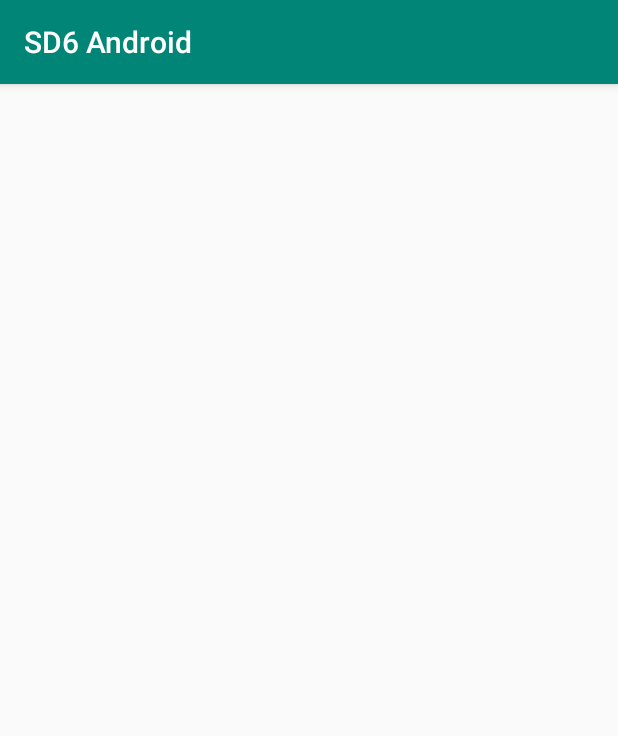
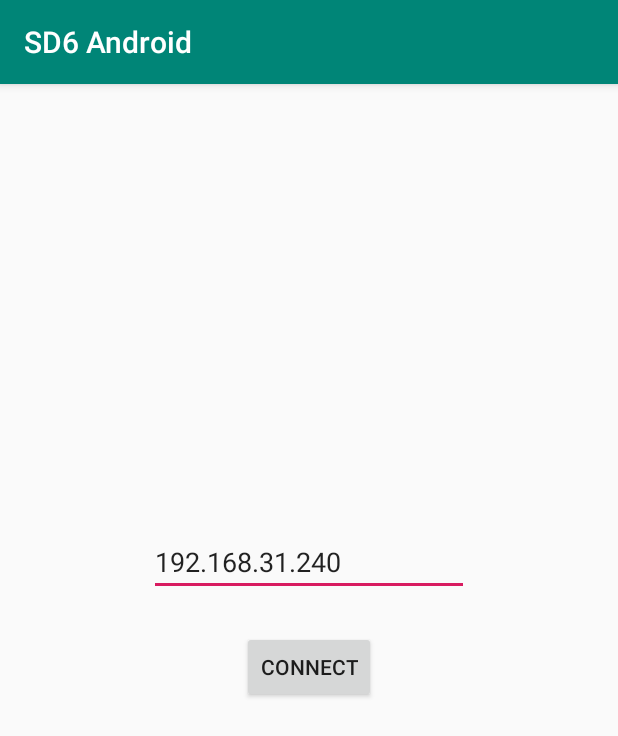
Before and after one commit to SkyLkr/SD-6, an Android app: the screen it shows after launch (MainActivity), on a phone screen of 412 x 824 dp. Shown: the top 736 px of the screen. Run offline under Robolectric (Android 15) with nearby library versions, the phone set to English and light mode, and no system bars; libraries missing offline, so code that uses them is left out: org.eclipse.paho.

Commit message:
Conexão com o broker

```diff
--- a/SD6Android/app/build.gradle
+++ b/SD6Android/app/build.gradle
@@ -25,7 +25,7 @@ android {
 
 dependencies {
     implementation fileTree(dir: 'libs', include: ['*.jar'])
-    implementation"org.jetbrains.kotlin:kotlin-stdlib-jdk7:$kotlin_version"
+    implementation "org.jetbrains.kotlin:kotlin-stdlib-jdk7:$kotlin_version"
     implementation 'androidx.appcompat:appcompat:1.0.2'
     implementation 'androidx.core:core-ktx:1.0.2'
     implementation 'androidx.constraintlayout:constraintlayout:1.1.3'
--- a/SD6Android/app/src/main/res/layout/activity_main.xml
+++ b/SD6Android/app/src/main/res/layout/activity_main.xml
@@ -4,4 +4,29 @@
     xmlns:tools="http://schemas.android.com/tools"
     android:layout_width="match_parent"
     android:layout_height="match_parent"
-    tools:context=".MainActivity"/>
+    tools:context=".MainActivity">
+
+    <EditText
+        android:id="@+id/ipText"
+        android:layout_width="wrap_content"
+        android:layout_height="wrap_content"
+        android:layout_marginTop="296dp"
+        android:ems="10"
+        android:hint="Broker IP"
+        android:inputType="textPersonName"
+        android:text="192.168.31.240"
+        app:layout_constraintEnd_toEndOf="parent"
+        app:layout_constraintStart_toStartOf="parent"
+        app:layout_constraintTop_toTopOf="parent" />
+
+    <Button
+        android:id="@+id/connectButton"
+        android:layout_width="wrap_content"
+        android:layout_height="wrap_content"
+        android:text="Connect"
+        app:layout_constraintBottom_toBottomOf="parent"
+        app:layout_constraintEnd_toEndOf="parent"
+        app:layout_constraintStart_toStartOf="parent"
+        app:layout_constraintTop_toBottomOf="@+id/ipText"
+        app:layout_constraintVertical_bias="0.061" />
+</androidx.constraintlayout.widget.ConstraintLayout>
```
Also changed, not shown: SD6Android/app/src/main/AndroidManifest.xml (+6 -1 lines), SD6Android/app/src/main/java/com/apm/sd6android/MQTTConnection.kt (+4 -3 lines), SD6Android/app/src/main/java/com/apm/sd6android/Main2Activity.kt (added, +12 -0 lines), SD6Android/app/src/main/java/com/apm/sd6android/MainActivity.kt (+20 -0 lines), SD6Android/app/src/main/res/layout/activity_main2.xml (added, +9 -0 lines).
